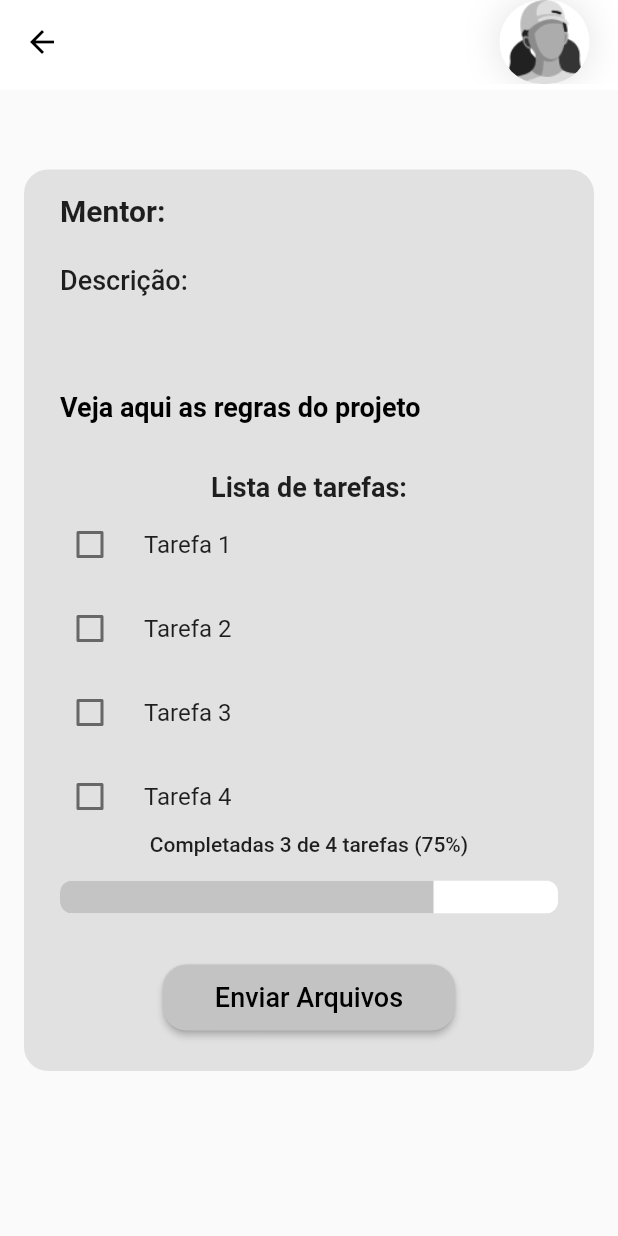
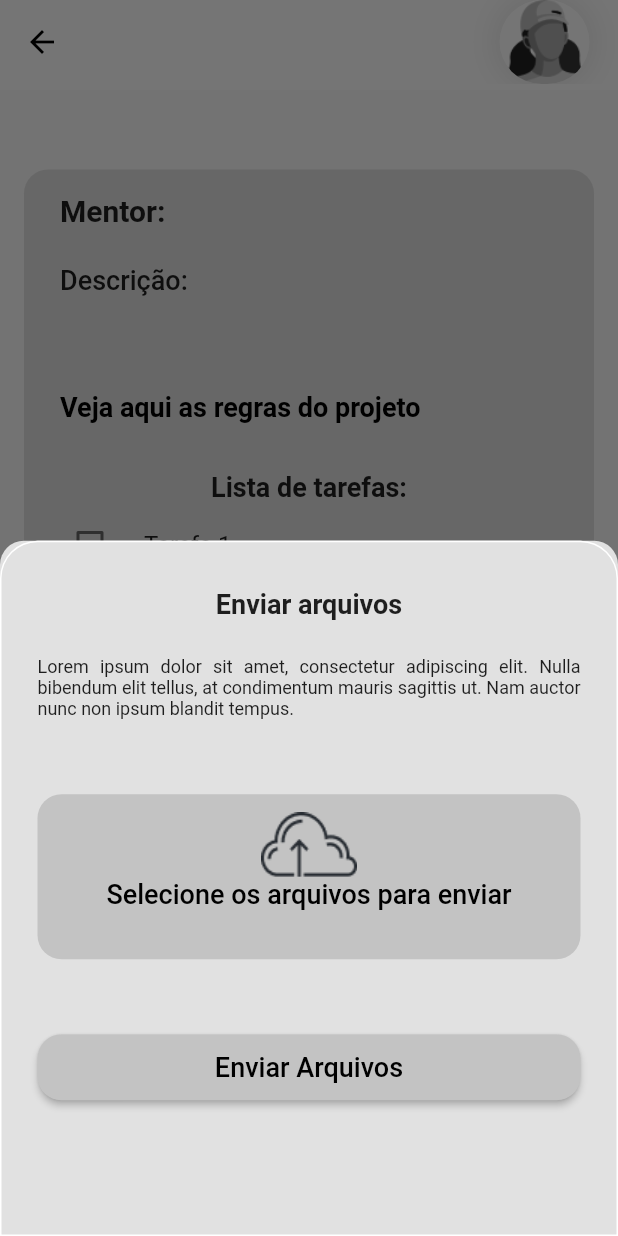
Before and after one commit to PedroDCS/pharus, a Flutter app: the ProjectDetailsPage screen opened directly with empty values, after a tap on "Enviar Arquivos", on a phone screen of 412 x 824 dp. Run offline on Flutter 3.47's test engine with Material 2 defaults, Android fonts, the phone set to English and light mode, and no system bars; our stand-ins replace dartz, equatable, firebase_core, firebase_storage, flutter_modular, image_picker and 1 more; accounts and stored records are empty.

Commit message:
add modal in upload files firebase

```diff
--- a/lib/app/modules/auth/presentation/pages/login_page/login_page.dart
+++ b/lib/app/modules/auth/presentation/pages/login_page/login_page.dart
@@ -17,6 +17,7 @@ class _LoginPageState extends ModularState<LoginPage, LoginPageController> {
   Widget build(BuildContext context) {
     return Scaffold(
       body: SingleChildScrollView(
+        reverse: true,
         physics: const ScrollPhysics(),
         child: Padding(
           padding: const EdgeInsets.fromLTRB(32, 34.33, 32, 10),
@@ -28,12 +29,15 @@ class _LoginPageState extends ModularState<LoginPage, LoginPageController> {
               LoginInputGroupWidget(controller: controller),
               Padding(
                 padding: const EdgeInsets.only(top: 36.0),
-                  child: GetInButtonWidget(login: () {
+                child: GetInButtonWidget(
+                  login: () {
                     controller.login();
-                  }),
+                  },
+                ),
               ),
             ],
-            )),
+          ),
+        ),
       ),
     );
   }
--- a/lib/app/modules/start/pages/start_page/start_page.dart
+++ b/lib/app/modules/start/pages/start_page/start_page.dart
@@ -7,9 +7,12 @@ class StartPage extends StatelessWidget {
 
   @override
   Widget build(BuildContext context) {
-    return const Scaffold(
-      body: RouterOutlet(),
-      bottomNavigationBar: CustomBottomnavBarWidget(),
+    return WillPopScope(
+      onWillPop: () async => false,
+      child: const Scaffold(
+        body: RouterOutlet(),
+        bottomNavigationBar: CustomBottomnavBarWidget(),
+      ),
     );
   }
 }
--- a/lib/app/modules/start/submodules/profile/presentation/student_edit_profile_page/student_edit_profile.dart
+++ b/lib/app/modules/start/submodules/profile/presentation/student_edit_profile_page/student_edit_profile.dart
@@ -24,7 +24,7 @@ class StudentEditProfile extends StatelessWidget {
             const EditInputAreaWidget(
               areaname: 'Celular',
             ),
-            SizedBox(
+            const SizedBox(
               height: 50,
             ),
             ElevatedButton(onPressed: () {}, child: const Text("Salvar"))
--- a/lib/app/modules/start/submodules/profile/presentation/student_home_page/student_home_page.dart
+++ b/lib/app/modules/start/submodules/profile/presentation/student_home_page/student_home_page.dart
@@ -10,12 +10,12 @@ class StudentHomePage extends StatelessWidget {
         appBar: AppBar(),
         body: Column(
           children: [
-            Text("Area do Aluno"),
+            const Text("Area do Aluno"),
             ElevatedButton(
               onPressed: () {
                 Modular.to.pushNamed("edit");
               },
-              child: Text("Editar perfil do aluno"),
+              child: const Text("Editar perfil do aluno"),
             )
           ],
         ));
--- a/lib/app/modules/start/submodules/projects/presentation/pages/project_details_page/project_details_page.dart
+++ b/lib/app/modules/start/submodules/projects/presentation/pages/project_details_page/project_details_page.dart
@@ -1,21 +1,67 @@
+import 'dart:io';
+import 'package:intl/intl.dart';
+import 'package:firebase_storage/firebase_storage.dart';
 import 'package:flutter/material.dart';
+import 'package:image_picker/image_picker.dart';
+import 'package:pharus/app/modules/start/submodules/projects/presentation/pages/project_details_page/widgets/project_modal_upload_files.dart';
 import '../../../domain/entities/project_entity.dart';
 import '../../widgets/app_bar.dart';
 import 'widgets/project_details_head_widget.dart';
 import 'widgets/project_game_rules_widget.dart';
 import 'widgets/project_task_list_widget.dart';
 
-class ProjectDetailsPage extends StatelessWidget {
+class ProjectDetailsPage extends StatefulWidget {
   const ProjectDetailsPage({
     Key? key,
     required this.project,
   }) : super(key: key);
   final ProjectEntity project;
+
+  @override
+  State<ProjectDetailsPage> createState() => _ProjectDetailsPageState();
+}
+
+class _ProjectDetailsPageState extends State<ProjectDetailsPage> {
+  final FirebaseStorage storage = FirebaseStorage.instance;
+  XFile? image;
+  var isData = ValueNotifier<bool>(false);
+  var nameImage = ValueNotifier<String>('');
+
+  Future<void> _getFile() async {
+    final ImagePicker _pick = ImagePicker();
+    image = await _pick.pickImage(source: ImageSource.gallery);
+    if(image != null){
+      nameImage.value = image!.name;
+      isData.value = true;
+    }else{
+      isData.value = false;
+    }
+  }
+
+  Future<void> upload(String path) async {
+    Navigator.pop(context);
+    if (isData.value) {
+      File file = File(path);
+      try {
+        String ref =
+            'images/img-${DateTime.now()}.jpg';
+        var data = await storage.ref(ref).putFile(file);
+        // String url = await data.ref.getDownloadURL();
+      } on FirebaseException catch (e) {
+        throw Exception('Error no upload: ${e.code}');
+      }
+    }
+  }
+
+  void clearData() {
+    isData.value = false;
+  }
+
   @override
   Widget build(BuildContext context) {
     return Scaffold(
       appBar: PreferredSize(
-        child: AppBarWidget(title: project.name),
+        child: AppBarWidget(title: widget.project.name),
         preferredSize: const Size.fromHeight(60),
       ),
       body: SingleChildScrollView(
@@ -36,8 +82,8 @@ class ProjectDetailsPage extends StatelessWidget {
                   crossAxisAlignment: CrossAxisAlignment.start,
                   children: [
                     ProjectDetailsHeadWidget(
-                      mentor: project.mentor,
-                      description: project.description,
+                      mentor: widget.project.mentor,
+                      description: widget.project.description,
                     ),
                     TextButton(
                         style: TextButton.styleFrom(
@@ -71,7 +117,27 @@ class ProjectDetailsPage extends StatelessWidget {
                     const ProjectTaskListWidget(),
                     Center(
                       child: ElevatedButton(
-                        onPressed: () {},
+                        onPressed: () {
+                          showModalBottomSheet<void>(
+                            elevation: 0,
+                            backgroundColor: const Color(0xFFE1E1E1),
+                            shape: const RoundedRectangleBorder(
+                                borderRadius: BorderRadius.only(
+                                    topLeft: Radius.circular(25),
+                                    topRight: Radius.circular(25)),
+                                side: BorderSide(color: Colors.white)),
+                            context: context,
+                            builder: (BuildContext context) {
+                              return ModalUploadFiles(
+                                clearData: clearData,
+                                getFile: _getFile,
+                                imageName: nameImage,
+                                isFile: isData,
+                                uploadFiles: () => upload(image!.path),
+                              );
+                            },
+                          );
+                        },
                         style: ElevatedButton.styleFrom(
                           fixedSize: const Size.fromWidth(195),
                           minimumSize: const Size.square(44),
--- /dev/null
+++ b/lib/app/modules/start/submodules/projects/presentation/pages/project_details_page/widgets/project_modal_upload_files.dart
@@ -0,0 +1,159 @@
+import 'package:flutter/material.dart';
+
+class ModalUploadFiles extends StatelessWidget {
+  const ModalUploadFiles(
+      {required this.uploadFiles,
+      required this.imageName,
+      required this.getFile,
+      required this.isFile,
+      required this.clearData,
+      Key? key})
+      : super(key: key);
+  final Function() getFile;
+  final ValueNotifier<bool> isFile;
+  final ValueNotifier<String> imageName;
+  final Function() clearData;
+  final Function() uploadFiles;
+
+  @override
+  Widget build(BuildContext context) {
+    return Container(
+      padding: const EdgeInsets.fromLTRB(25, 32, 25, 5),
+      decoration: BoxDecoration(
+        color: const Color(0xFFE1E1E1),
+        borderRadius: BorderRadius.circular(16),
+      ),
+      child: Column(
+        children: <Widget>[
+          const Text(
+            'Enviar arquivos',
+            style: TextStyle(
+              fontSize: 18,
+              fontWeight: FontWeight.w600,
+            ),
+          ),
+          const Padding(
+            padding: EdgeInsets.only(top: 24, bottom: 24),
+            child: Text(
+              'Lorem ipsum dolor sit amet, consectetur adipiscing elit. Nulla bibendum elit tellus, at condimentum mauris sagittis ut. Nam auctor nunc non ipsum blandit tempus.',
+              style: TextStyle(
+                fontSize: 12,
+                fontWeight: FontWeight.w400,
+              ),
+              textAlign: TextAlign.justify,
+              maxLines: 5,
+              overflow: TextOverflow.ellipsis,
+            ),
+          ),
+          const SizedBox(
+            height: 26,
+          ),
+          GestureDetector(
+            onTap: getFile,
+            child: Container(
+              height: 110,
+              decoration: BoxDecoration(
+                borderRadius: BorderRadius.circular(16.0),
+                color: const Color(0xFFC3C3C3),
+              ),
+              alignment: Alignment.center,
+              child: Padding(
+                padding: const EdgeInsets.all(12.0),
+                child: Column(
+                  children: [
+                    Image.asset('assets/images/upload.png'),
+                    const Text(
+                      'Selecione os arquivos para enviar',
+                      style: TextStyle(
+                        fontSize: 18,
+                        fontWeight: FontWeight.w500,
+                        color: Colors.black,
+                      ),
+                    )
+                  ],
+                ),
+              ),
+            ),
+          ),
+          const SizedBox(
+            height: 25,
+          ),
+          ValueListenableBuilder(
+            valueListenable: isFile,
+            builder: (_, bool isFile, __) {
+              return Visibility(
+                visible: isFile,
+                child: Container(
+                  height: 40,
+                  padding: const EdgeInsets.symmetric(horizontal: 20),
+                  decoration: BoxDecoration(
+                    color: Colors.white,
+                    borderRadius: BorderRadius.circular(10.0),
+                  ),
+                  child: Row(
+                    mainAxisAlignment: MainAxisAlignment.spaceBetween,
+                    children: [
+                      Row(
+                        children: [
+                          Image.asset(
+                            'assets/icons/book.png',
+                          ),
+                          const SizedBox(
+                            width: 12,
+                          ),
+                          SizedBox(
+                              width: 220,
+                              child: ValueListenableBuilder(
+                                valueListenable: imageName,
+                                builder: (_, String name, __) {
+                                  return Text(
+                                    name,
+                                    textAlign: TextAlign.left,
+                                    maxLines: 1,
+                                    overflow: TextOverflow.ellipsis,
+                                  );
+                                },
+                              ))
+                        ],
+                      ),
+                      IconButton(
+                        onPressed: clearData,
+                        icon: Icon(Icons.clear),
+                      )
+                    ],
+                  ),
+                ),
+              );
+            },
+          ),
+          const SizedBox(
+            height: 25,
+          ),
+          SizedBox(
+            width: double.infinity,
+            height: 44,
+            child: ElevatedButton(
+              onPressed: uploadFiles,
+              style: ElevatedButton.styleFrom(
+                primary: const Color(0xFFC3C3C3),
+                padding:
+                    const EdgeInsets.symmetric(horizontal: 27.5, vertical: 11),
+                shape: RoundedRectangleBorder(
+                  borderRadius: BorderRadius.circular(16.0),
+                ),
+              ),
+              child: const Text(
+                "Enviar Arquivos",
+                style: TextStyle(
+                  fontSize: 18,
+                  fontWeight: FontWeight.w500,
+                  color: Colors.black,
+                ),
+              ),
+            ),
+          ),
+        ],
+      ),
+    );
+  }
+}
--- a/lib/main.dart
+++ b/lib/main.dart
@@ -1,10 +1,12 @@
+import 'package:firebase_core/firebase_core.dart';
 import 'package:flutter/material.dart';
 import 'package:flutter_modular/flutter_modular.dart';
 import 'package:pharus/app/app_module.dart';
 import 'package:pharus/app/app_widget.dart';
 
-void main() {
+void main() async {
+
   WidgetsFlutterBinding.ensureInitialized();
+  await Firebase.initializeApp();
   runApp(ModularApp(module: AppModule(), child: const AppWidget()));
-  //runApp(const MyApp());
 }
--- a/pubspec.yaml
+++ b/pubspec.yaml
@@ -17,6 +17,11 @@ dependencies:
   json_serializable: ^6.1.4
   flutter_modular: ^4.4.0
   percent_indicator: ^3.4.0
+  firebase_core: ^1.14.0
+  firebase_storage: ^10.2.10
+  plugin_platform_interface: ^2.1.2
+  image_picker: ^0.8.4+11
+  intl: ^0.17.0
 
 dev_dependencies:
   flutter_test:
```
Also changed, not shown: assets/icons/book.png (added), assets/images/upload.png (added), pubspec.lock, 4 other files. Lines whose indentation alone changed are shown as unchanged.
